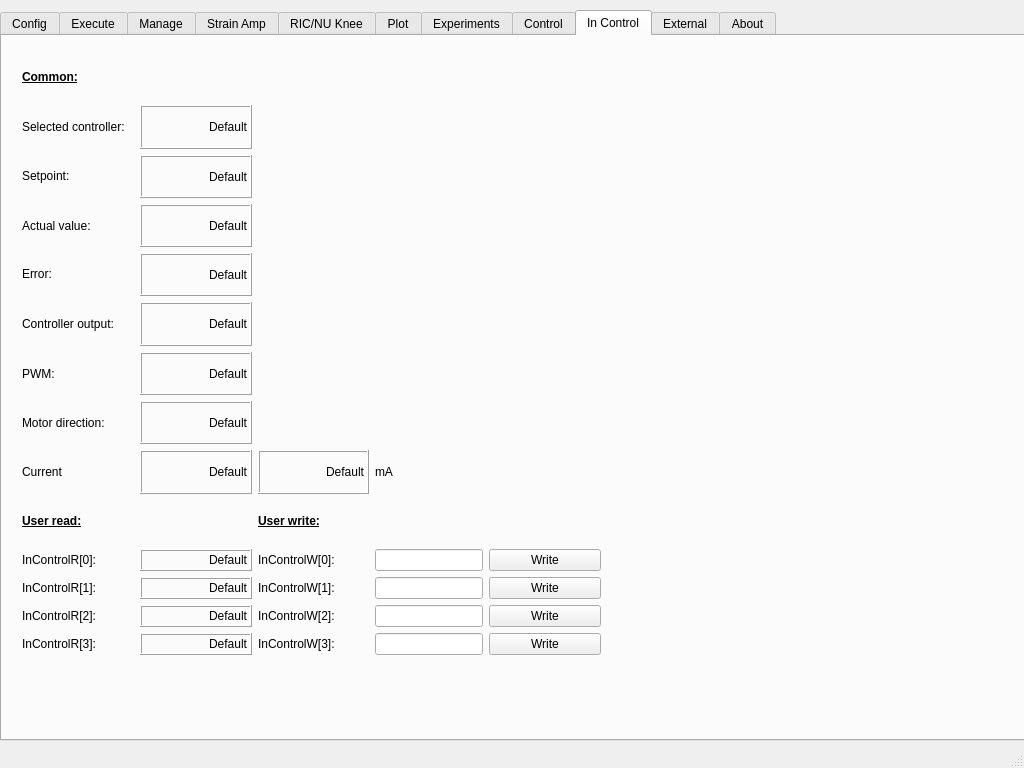
JFDuval/FlexSEA, file execute-gui-1/mainwindow.ui: the form before one commit.
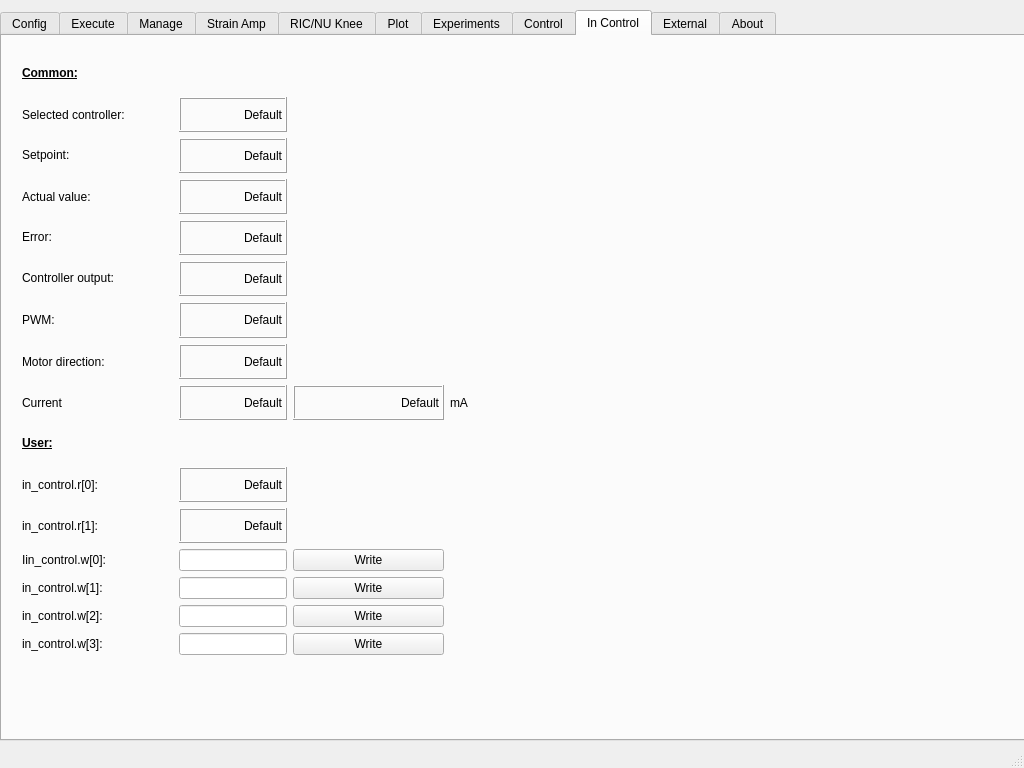
The form after the commit. Custom widgets are drawn as their Qt base class.

```diff
--- a/execute-gui-1/mainwindow.ui
+++ b/execute-gui-1/mainwindow.ui
@@ -29,7 +29,7 @@
    </size>
   </property>
   <property name="windowTitle">
-   <string>FlexSEA-Execute 0.1 GUI</string>
+   <string>FlexSEA-Plan GUI v0.1</string>
   </property>
   <widget class="QWidget" name="centralWidget">
    <widget class="QTabWidget" name="tabWidget">
@@ -3969,32 +3969,6 @@
        </rect>
       </property>
       <layout class="QGridLayout" name="gridLayout_6">
-       <item row="12" column="2">
-        <widget class="QLabel" name="label_123">
-         <property name="layoutDirection">
-          <enum>Qt::LeftToRight</enum>
-         </property>
-         <property name="text">
-          <string>InControlW[2]:</string>
-         </property>
-         <property name="alignment">
-          <set>Qt::AlignLeading|Qt::AlignLeft|Qt::AlignVCenter</set>
-         </property>
-        </widget>
-       </item>
-       <item row="11" column="3">
-        <widget class="QLineEdit" name="inctrl_w1">
-         <property name="sizePolicy">
-          <sizepolicy hsizetype="Fixed" vsizetype="Fixed">
-           <horstretch>0</horstretch>
-           <verstretch>0</verstretch>
-          </sizepolicy>
-         </property>
-         <property name="alignment">
-          <set>Qt::AlignRight|Qt::AlignTrailing|Qt::AlignVCenter</set>
-         </property>
-        </widget>
-       </item>
        <item row="0" column="0">
         <widget class="QLabel" name="label_109">
          <property name="text">
@@ -4065,7 +4039,7 @@
           <enum>Qt::LeftToRight</enum>
          </property>
          <property name="text">
-          <string>InControlR[0]:</string>
+          <string>in_control.r[0]:</string>
          </property>
          <property name="alignment">
           <set>Qt::AlignLeading|Qt::AlignLeft|Qt::AlignVCenter</set>
@@ -4173,20 +4147,7 @@
        <item row="9" column="0">
         <widget class="QLabel" name="label_116">
          <property name="text">
-          <string>&lt;html&gt;&lt;head/&gt;&lt;body&gt;&lt;p&gt;&lt;span style=&quot; font-weight:600; text-decoration: underline;&quot;&gt;User read:&lt;/span&gt;&lt;/p&gt;&lt;/body&gt;&lt;/html&gt;</string>
-         </property>
-        </widget>
-       </item>
-       <item row="12" column="0">
-        <widget class="QLabel" name="label_119">
-         <property name="layoutDirection">
-          <enum>Qt::LeftToRight</enum>
-         </property>
-         <property name="text">
-          <string>InControlR[2]:</string>
-         </property>
-         <property name="alignment">
-          <set>Qt::AlignLeading|Qt::AlignLeft|Qt::AlignVCenter</set>
+          <string>&lt;html&gt;&lt;head/&gt;&lt;body&gt;&lt;p&gt;&lt;span style=&quot; font-weight:600; text-decoration: underline;&quot;&gt;User:&lt;/span&gt;&lt;/p&gt;&lt;/body&gt;&lt;/html&gt;</string>
          </property>
         </widget>
        </item>
@@ -4196,20 +4157,7 @@
           <enum>Qt::LeftToRight</enum>
          </property>
          <property name="text">
-          <string>InControlR[1]:</string>
-         </property>
-         <property name="alignment">
-          <set>Qt::AlignLeading|Qt::AlignLeft|Qt::AlignVCenter</set>
-         </property>
-        </widget>
-       </item>
-       <item row="13" column="0">
-        <widget class="QLabel" name="label_120">
-         <property name="layoutDirection">
-          <enum>Qt::LeftToRight</enum>
-         </property>
-         <property name="text">
-          <string>InControlR[3]:</string>
+          <string>in_control.r[1]:</string>
          </property>
          <property name="alignment">
           <set>Qt::AlignLeading|Qt::AlignLeft|Qt::AlignVCenter</set>
@@ -4348,6 +4296,28 @@
          </property>
         </widget>
        </item>
+       <item row="11" column="1">
+        <widget class="QLabel" name="disp_inctrl_1">
+         <property name="autoFillBackground">
+          <bool>false</bool>
+         </property>
+         <property name="frameShape">
+          <enum>QFrame::Box</enum>
+         </property>
+         <property name="frameShadow">
+          <enum>QFrame::Raised</enum>
+         </property>
+         <property name="lineWidth">
+          <number>1</number>
+         </property>
+         <property name="text">
+          <string>Default</string>
+         </property>
+         <property name="alignment">
+          <set>Qt::AlignRight|Qt::AlignTrailing|Qt::AlignVCenter</set>
+         </property>
+        </widget>
+       </item>
        <item row="6" column="1">
         <widget class="QLabel" name="disp_inctrl_pwm">
          <property name="autoFillBackground">
@@ -4392,125 +4362,59 @@
          </property>
         </widget>
        </item>
-       <item row="11" column="1">
-        <widget class="QLabel" name="disp_inctrl_1">
-         <property name="autoFillBackground">
-          <bool>false</bool>
-         </property>
-         <property name="frameShape">
-          <enum>QFrame::Box</enum>
-         </property>
-         <property name="frameShadow">
-          <enum>QFrame::Raised</enum>
-         </property>
-         <property name="lineWidth">
-          <number>1</number>
-         </property>
-         <property name="text">
-          <string>Default</string>
-         </property>
-         <property name="alignment">
-          <set>Qt::AlignRight|Qt::AlignTrailing|Qt::AlignVCenter</set>
-         </property>
-        </widget>
-       </item>
-       <item row="12" column="1">
-        <widget class="QLabel" name="disp_inctrl_2">
-         <property name="autoFillBackground">
-          <bool>false</bool>
-         </property>
-         <property name="frameShape">
-          <enum>QFrame::Box</enum>
-         </property>
-         <property name="frameShadow">
-          <enum>QFrame::Raised</enum>
-         </property>
-         <property name="lineWidth">
-          <number>1</number>
-         </property>
-         <property name="text">
-          <string>Default</string>
-         </property>
-         <property name="alignment">
-          <set>Qt::AlignRight|Qt::AlignTrailing|Qt::AlignVCenter</set>
-         </property>
-        </widget>
-       </item>
-       <item row="13" column="1">
-        <widget class="QLabel" name="disp_inctrl_3">
-         <property name="autoFillBackground">
-          <bool>false</bool>
-         </property>
-         <property name="frameShape">
-          <enum>QFrame::Box</enum>
-         </property>
-         <property name="frameShadow">
-          <enum>QFrame::Raised</enum>
-         </property>
-         <property name="lineWidth">
-          <number>1</number>
-         </property>
-         <property name="text">
-          <string>Default</string>
-         </property>
-         <property name="alignment">
-          <set>Qt::AlignRight|Qt::AlignTrailing|Qt::AlignVCenter</set>
-         </property>
-        </widget>
-       </item>
-       <item row="13" column="3">
-        <widget class="QLineEdit" name="inctrl_w3">
-         <property name="sizePolicy">
-          <sizepolicy hsizetype="Fixed" vsizetype="Fixed">
-           <horstretch>0</horstretch>
-           <verstretch>0</verstretch>
-          </sizepolicy>
-         </property>
-         <property name="alignment">
-          <set>Qt::AlignRight|Qt::AlignTrailing|Qt::AlignVCenter</set>
-         </property>
-        </widget>
-       </item>
-       <item row="10" column="2">
+       <item row="12" column="0">
         <widget class="QLabel" name="label_124">
          <property name="layoutDirection">
           <enum>Qt::LeftToRight</enum>
          </property>
          <property name="text">
-          <string>InControlW[0]:</string>
+          <string>Iin_control.w[0]:</string>
          </property>
          <property name="alignment">
           <set>Qt::AlignLeading|Qt::AlignLeft|Qt::AlignVCenter</set>
          </property>
         </widget>
        </item>
-       <item row="13" column="2">
-        <widget class="QLabel" name="label_125">
+       <item row="14" column="0">
+        <widget class="QLabel" name="label_123">
          <property name="layoutDirection">
           <enum>Qt::LeftToRight</enum>
          </property>
          <property name="text">
-          <string>InControlW[3]:</string>
+          <string>in_control.w[2]:</string>
          </property>
          <property name="alignment">
           <set>Qt::AlignLeading|Qt::AlignLeft|Qt::AlignVCenter</set>
          </property>
         </widget>
        </item>
-       <item row="11" column="2">
+       <item row="13" column="0">
         <widget class="QLabel" name="label_122">
          <property name="layoutDirection">
           <enum>Qt::LeftToRight</enum>
          </property>
          <property name="text">
-          <string>InControlW[1]:</string>
+          <string>in_control.w[1]:</string>
          </property>
          <property name="alignment">
           <set>Qt::AlignLeading|Qt::AlignLeft|Qt::AlignVCenter</set>
          </property>
         </widget>
        </item>
-       <item row="10" column="3">
+       <item row="15" column="0">
+        <widget class="QLabel" name="label_125">
+         <property name="layoutDirection">
+          <enum>Qt::LeftToRight</enum>
+         </property>
+         <property name="text">
+          <string>in_control.w[3]:</string>
+         </property>
+         <property name="alignment">
+          <set>Qt::AlignLeading|Qt::AlignLeft|Qt::AlignVCenter</set>
+         </property>
+        </widget>
+       </item>
+       <item row="12" column="1">
         <widget class="QLineEdit" name="inctrl_w0">
          <property name="sizePolicy">
           <sizepolicy hsizetype="Fixed" vsizetype="Fixed">
@@ -4523,14 +4427,20 @@
          </property>
         </widget>
        </item>
-       <item row="9" column="2">
-        <widget class="QLabel" name="label_121">
-         <property name="text">
-          <string>&lt;html&gt;&lt;head/&gt;&lt;body&gt;&lt;p&gt;&lt;span style=&quot; font-weight:600; text-decoration: underline;&quot;&gt;User write:&lt;/span&gt;&lt;/p&gt;&lt;/body&gt;&lt;/html&gt;</string>
+       <item row="13" column="1">
+        <widget class="QLineEdit" name="inctrl_w1">
+         <property name="sizePolicy">
+          <sizepolicy hsizetype="Fixed" vsizetype="Fixed">
+           <horstretch>0</horstretch>
+           <verstretch>0</verstretch>
+          </sizepolicy>
+         </property>
+         <property name="alignment">
+          <set>Qt::AlignRight|Qt::AlignTrailing|Qt::AlignVCenter</set>
          </property>
         </widget>
        </item>
-       <item row="12" column="3">
+       <item row="14" column="1">
         <widget class="QLineEdit" name="inctrl_w2">
          <property name="sizePolicy">
           <sizepolicy hsizetype="Fixed" vsizetype="Fixed">
@@ -4543,28 +4453,41 @@
          </property>
         </widget>
        </item>
-       <item row="10" column="4">
+       <item row="15" column="1">
+        <widget class="QLineEdit" name="inctrl_w3">
+         <property name="sizePolicy">
+          <sizepolicy hsizetype="Fixed" vsizetype="Fixed">
+           <horstretch>0</horstretch>
+           <verstretch>0</verstretch>
+          </sizepolicy>
+         </property>
+         <property name="alignment">
+          <set>Qt::AlignRight|Qt::AlignTrailing|Qt::AlignVCenter</set>
+         </property>
+        </widget>
+       </item>
+       <item row="12" column="2">
         <widget class="QPushButton" name="pushButton_inctrl_w0">
          <property name="text">
           <string>Write</string>
          </property>
         </widget>
        </item>
-       <item row="11" column="4">
+       <item row="13" column="2">
         <widget class="QPushButton" name="pushButton_inctrl_w1">
          <property name="text">
           <string>Write</string>
          </property>
         </widget>
        </item>
-       <item row="12" column="4">
+       <item row="14" column="2">
         <widget class="QPushButton" name="pushButton_inctrl_w2">
          <property name="text">
           <string>Write</string>
          </property>
         </widget>
        </item>
-       <item row="13" column="4">
+       <item row="15" column="2">
         <widget class="QPushButton" name="pushButton_inctrl_w3">
          <property name="text">
           <string>Write</string>
```
